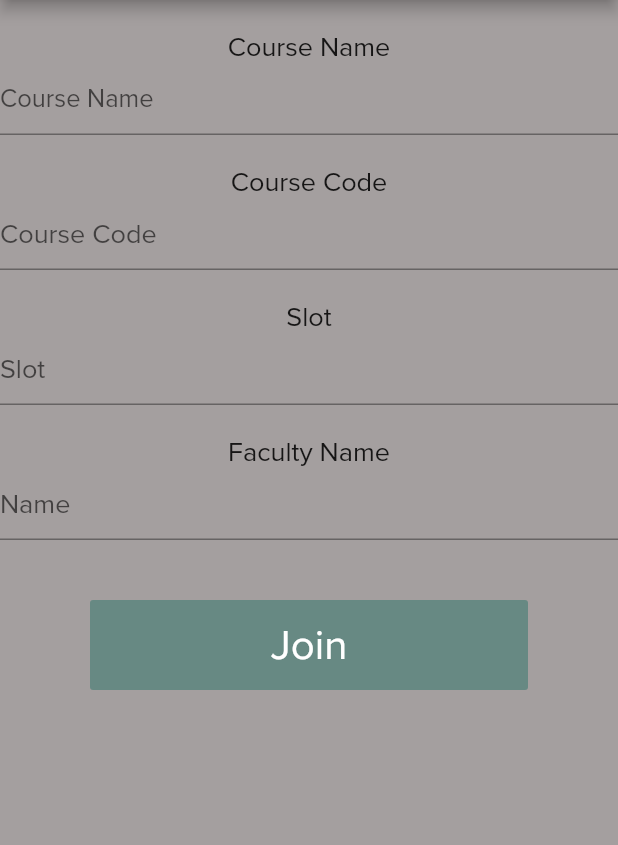
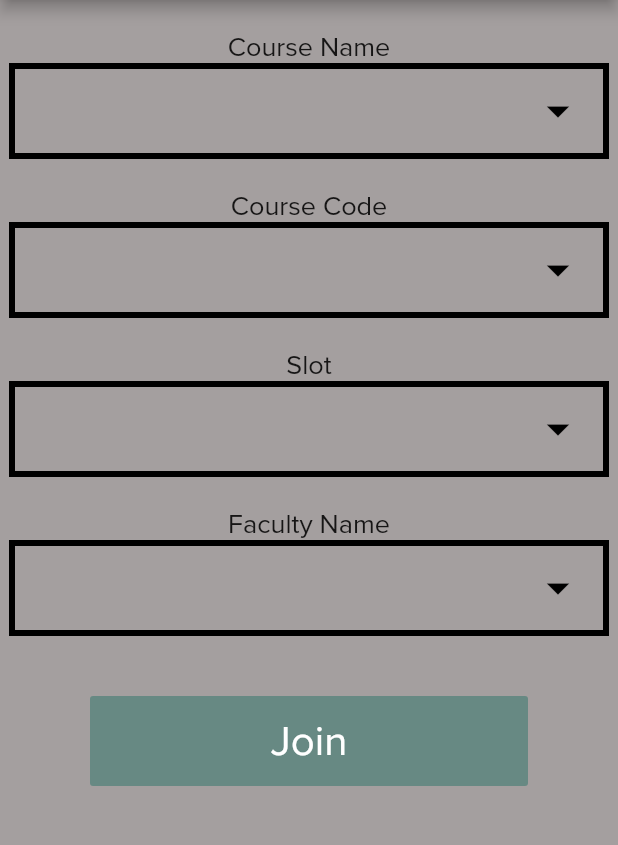
Before and after one commit to SachetAdhikari/VITConnects, a Flutter app: the Forms screen opened by its route, on a phone screen of 412 x 824 dp, the part 84-929 px from its top. Run offline on Flutter 3.47's test engine with Material 2 defaults, Android fonts, the light colour scheme and no system bars; our stand-ins replace cloud_firestore, firebase_auth, firebase_core, font_awesome_flutter; missing offline and left inert: draggable_fab; accounts and stored records are empty.

Commit message:
Drop Down Done

```diff
--- a/vit_connects/lib/form.dart
+++ b/vit_connects/lib/form.dart
@@ -10,6 +10,14 @@ class Forms extends StatefulWidget {
 
 class _FormsState extends State<Forms> {
   final _formKey = GlobalKey<FormState>();
+  final coursename = ['SE', 'ISAA', 'DSA'];
+  String? course;
+  final coursecode = ['CSE3001', 'CSE4001', 'CSE5001'];
+  String? coursec;
+  final facultyname = ['Sachet', 'Subham', 'OK'];
+  String? faculty;
+  final slot = ['E1', 'G1', 'A1'];
+  String? s;
   @override
   Widget _button(String textt, BuildContext context) {
     return Container(
@@ -52,6 +60,7 @@ class _FormsState extends State<Forms> {
           child: Form(
             key: _formKey,
             child: Column(
+              mainAxisAlignment: MainAxisAlignment.center,
               children: <Widget>[
                 const SizedBox(
                   height: 20,
@@ -63,13 +72,22 @@ class _FormsState extends State<Forms> {
                       //color: Colors.white,
                       ),
                 ),
-                TextFormField(
-                  decoration: const InputDecoration(
-                      hintText: 'Course Name',
-                      hintStyle:
-                          TextStyle(fontFamily: 'ProximaNova', fontSize: 17)
-                      //labelText: 'Course Name',
-                      ),
+                Container(
+                  width: 400,
+                  padding: EdgeInsets.symmetric(horizontal: 12, vertical: 4),
+                  decoration: BoxDecoration(
+                    border: Border.all(color: Colors.black, width: 4),
+                  ),
+                  child: DropdownButtonHideUnderline(
+                    child: DropdownButton<String>(
+                      value: course,
+                      isExpanded: true,
+                      iconSize: 36,
+                      icon: Icon(Icons.arrow_drop_down, color: Colors.black),
+                      items: coursename.map(buildMenuItem).toList(),
+                      onChanged: (value) => setState(() => course = value),
+                    ),
+                  ),
                 ),
                 const SizedBox(
                   height: 20,
@@ -82,13 +100,21 @@ class _FormsState extends State<Forms> {
                       //color: Colors.white,
                       ),
                 ),
-                TextFormField(
-                  decoration: const InputDecoration(
-                    hintText: 'Course Code',
-                    hintStyle: TextStyle(fontSize: 18, fontFamily: 'ProximaNova'
-                        //color: Colors.white,
-                        ),
-                    //labelText: 'Course Code',
+                Container(
+                  width: 400,
+                  padding: EdgeInsets.symmetric(horizontal: 12, vertical: 4),
+                  decoration: BoxDecoration(
+                    border: Border.all(color: Colors.black, width: 4),
+                  ),
+                  child: DropdownButtonHideUnderline(
+                    child: DropdownButton<String>(
+                      value: coursec,
+                      isExpanded: true,
+                      iconSize: 36,
+                      icon: Icon(Icons.arrow_drop_down, color: Colors.black),
+                      items: coursecode.map(buildMenuItem).toList(),
+                      onChanged: (value) => setState(() => coursec = value),
+                    ),
                   ),
                 ),
                 const SizedBox(
@@ -101,13 +127,21 @@ class _FormsState extends State<Forms> {
                       //color: Colors.white,
                       ),
                 ),
-                TextFormField(
-                  decoration: const InputDecoration(
-                    hintText: 'Slot',
-                    hintStyle: TextStyle(fontSize: 18, fontFamily: 'ProximaNova'
-                        //color: Colors.white,
-                        ),
-                    //labelText: 'Course',
+                Container(
+                  width: 400,
+                  padding: EdgeInsets.symmetric(horizontal: 12, vertical: 4),
+                  decoration: BoxDecoration(
+                    border: Border.all(color: Colors.black, width: 4),
+                  ),
+                  child: DropdownButtonHideUnderline(
+                    child: DropdownButton<String>(
+                      value: s,
+                      isExpanded: true,
+                      iconSize: 36,
+                      icon: Icon(Icons.arrow_drop_down, color: Colors.black),
+                      items: slot.map(buildMenuItem).toList(),
+                      onChanged: (value) => setState(() => s = value),
+                    ),
                   ),
                 ),
                 const SizedBox(
@@ -120,13 +154,21 @@ class _FormsState extends State<Forms> {
                       //color: Colors.white,
                       ),
                 ),
-                TextFormField(
-                  decoration: const InputDecoration(
-                    hintText: 'Name',
-                    hintStyle: TextStyle(fontSize: 18, fontFamily: 'ProximaNova'
-                        //color: Colors.white,
-                        ),
-                    //labelText: 'Course',
+                Container(
+                  width: 400,
+                  padding: EdgeInsets.symmetric(horizontal: 12, vertical: 4),
+                  decoration: BoxDecoration(
+                    border: Border.all(color: Colors.black, width: 4),
+                  ),
+                  child: DropdownButtonHideUnderline(
+                    child: DropdownButton<String>(
+                      value: course,
+                      isExpanded: true,
+                      iconSize: 36,
+                      icon: Icon(Icons.arrow_drop_down, color: Colors.black),
+                      items: facultyname.map(buildMenuItem).toList(),
+                      onChanged: (value) => setState(() => faculty = value),
+                    ),
                   ),
                 ),
                 const SizedBox(
@@ -140,4 +182,12 @@ class _FormsState extends State<Forms> {
       ),
     );
   }
+
+  DropdownMenuItem<String> buildMenuItem(String item) => DropdownMenuItem(
+        value: item,
+        child: Text(
+          item,
+          style: TextStyle(fontWeight: FontWeight.bold, fontSize: 20),
+        ),
+      );
 }
--- a/vit_connects/lib/main.dart
+++ b/vit_connects/lib/main.dart
@@ -38,7 +38,7 @@ class VitConnects extends StatelessWidget {
           debugShowCheckedModeBanner: false,
           title: "VIT CONNECTS",
           routes: {
-            '/': (_) => LandingPage(),
+            '/': (_) => Forms(),
             '/signinpage': (_) => SignInPage(),
             '/groups': (_) => GroupPage(),
             './join': (_) => Forms(),
```
Also changed, not shown: vit_connects/pubspec.lock.
